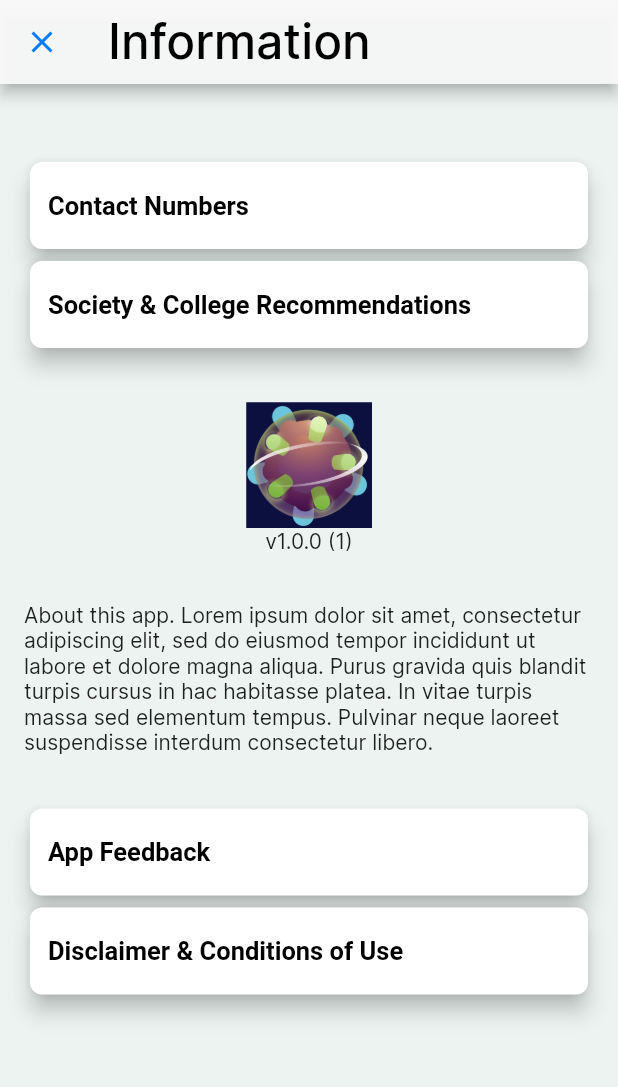
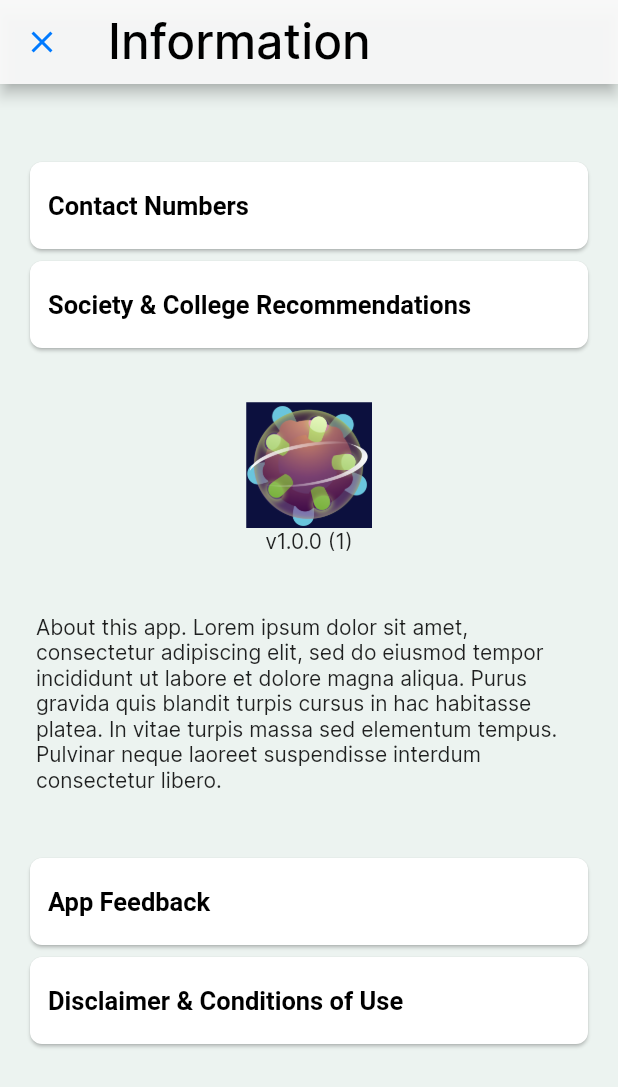
Before and after one commit to Western-Health-Covid19-Collaboration/wh_covid19_app, a Flutter app: the screen it shows after launch, after a tap on the "info outline" icon, on a phone screen of 412 x 824 dp. Shown: the top 1087 px of the screen. Run offline on Flutter 3.47's test engine with Material 2 defaults, Android fonts, the phone set to English and light mode, and no system bars; our stand-ins replace chewie, package_info, video_player; Roboto replaces fonts that are missing (SFProText).

Commit message:
Clean up some UI (padding/spacing/layout)

```diff
--- a/lib/view/home_page.dart
+++ b/lib/view/home_page.dart
@@ -44,6 +44,7 @@ class HomePage extends StatelessWidget {
           ),
           SliverList(
             delegate: SliverChildListDelegate([
+              Container(height: 24),
               CardContainer(
                 title: 'Look After Yourself',
                 cards: staffWelfare,
--- a/lib/view/info_view.dart
+++ b/lib/view/info_view.dart
@@ -8,6 +8,7 @@ class InfoView extends StatelessWidget {
   final title = 'Information';
   static final _cardHeight = 34.0;
   static final _cardColor = Colors.white;
+  static final _cardElevation = 1.0;
 
   static void navigateTo(BuildContext context) {
     Navigator.pushNamed(context, Routes.info);
@@ -18,11 +19,13 @@ class InfoView extends StatelessWidget {
       title: 'Contact Numbers',
       color: _cardColor,
       height: _cardHeight,
+      elevation: _cardElevation,
     ),
     ReusableCard(
       title: 'Society & College Recommendations',
       color: _cardColor,
       height: _cardHeight,
+      elevation: _cardElevation,
     )
   ];
 
@@ -31,11 +34,13 @@ class InfoView extends StatelessWidget {
       title: 'App Feedback',
       color: _cardColor,
       height: _cardHeight,
+      elevation: _cardElevation,
     ),
     ReusableCard(
       title: 'Disclaimer & Conditions of Use',
       color: _cardColor,
       height: _cardHeight,
+      elevation: _cardElevation,
     )
   ];
 
@@ -79,8 +84,11 @@ class InfoView extends StatelessWidget {
       ),
       Center(child: _buildVersionTextWidget()),
       _buildSpacer(),
-      Text(
-          'About this app. Lorem ipsum dolor sit amet, consectetur adipiscing elit, sed do eiusmod tempor incididunt ut labore et dolore magna aliqua. Purus gravida quis blandit turpis cursus in hac habitasse platea. In vitae turpis massa sed elementum tempus. Pulvinar neque laoreet suspendisse interdum consectetur libero.'),
+      Padding(
+        padding: const EdgeInsets.all(8.0),
+        child: Text(
+            'About this app. Lorem ipsum dolor sit amet, consectetur adipiscing elit, sed do eiusmod tempor incididunt ut labore et dolore magna aliqua. Purus gravida quis blandit turpis cursus in hac habitasse platea. In vitae turpis massa sed elementum tempus. Pulvinar neque laoreet suspendisse interdum consectetur libero.'),
+      ),
     ];
   }
 
--- a/lib/widget/card_container.dart
+++ b/lib/widget/card_container.dart
@@ -3,6 +3,9 @@ import 'package:wh_covid19/style.dart';
 import 'package:wh_covid19/widget/reusable_card.dart';
 
 class CardContainer extends StatelessWidget {
+  static const double _outerPadding = 16;
+  static const double _innerPadding = 8;
+
   /// Title for the container
   final String title;
 
@@ -13,19 +16,17 @@ class CardContainer extends StatelessWidget {
 
   @override
   Widget build(BuildContext context) {
-    return Container(
+    return Padding(
+      padding: const EdgeInsets.all(_outerPadding),
       child: Column(
         crossAxisAlignment: CrossAxisAlignment.start,
         mainAxisSize: MainAxisSize.min,
         children: <Widget>[
-          SizedBox(height: 25),
-          Padding(
-            padding: const EdgeInsets.all(16.0),
-            child: Text(
-              title,
-              style: cardContainerTextStyle,
-            ),
+          Text(
+            title,
+            style: cardContainerTextStyle,
           ),
+          _buildVerticalSpacer(),
           cardsLayout(),
         ],
       ),
@@ -37,24 +38,16 @@ class CardContainer extends StatelessWidget {
   Widget cardsLayout() {
     // Transform the card to an expanded
     var expandedCards = cards
-        .map((c) => Expanded(
-              child: c,
-            ))
+        .map((c) => Expanded(child: c))
         .toList();
 
     switch (cards.length) {
       case 2:
         return Row(
           children: <Widget>[
-            SizedBox(
-              width: 16,
-            ),
             expandedCards[0],
-            SizedBox(width: 8),
+            _buildHorizontalSpacer(),
             expandedCards[1],
-            SizedBox(
-              width: 16,
-            ),
           ],
         );
         break;
@@ -63,21 +56,14 @@ class CardContainer extends StatelessWidget {
           mainAxisSize: MainAxisSize.min,
           children: <Widget>[
             Row(children: <Widget>[
-              SizedBox(
-                width: 16,
-              ),
               expandedCards[0],
-              SizedBox(
-                width: 16,
-              ),
             ]),
+            _buildVerticalSpacer(),
             Row(
               children: <Widget>[
-                SizedBox(width: 16,),
                 expandedCards[1],
-                SizedBox(width: 8,),
+                _buildHorizontalSpacer(),
                 expandedCards[2],
-                SizedBox(width: 16,)
               ],
             )
           ],
@@ -89,20 +75,16 @@ class CardContainer extends StatelessWidget {
           children: <Widget>[
             Row(
               children: <Widget>[
-                SizedBox(width: 16,),
                 expandedCards[0],
-                SizedBox(width: 8,),
+                _buildHorizontalSpacer(),
                 expandedCards[1],
-                SizedBox(width: 16,)
               ],
             ),
             Row(
               children: <Widget>[
-                SizedBox(width: 16,),
                 expandedCards[2],
-                SizedBox(width: 8,),
+                _buildHorizontalSpacer(),
                 expandedCards[3],
-                SizedBox(width: 16,)
               ],
             )
           ],
@@ -112,4 +94,8 @@ class CardContainer extends StatelessWidget {
         return Container();
     }
   }
+
+  Widget _buildHorizontalSpacer() => Container(width: _innerPadding);
+
+  Widget _buildVerticalSpacer() => Container(height: _innerPadding);
 }
--- a/lib/widget/reusable_card.dart
+++ b/lib/widget/reusable_card.dart
@@ -17,8 +17,11 @@ class ReusableCard extends StatelessWidget {
   /// Height of card
   final double height;
 
+  /// Elevation of card
+  final double elevation;
+
   ReusableCard({@required this.title, this.description, this.color = Colors
-      .white, this.routeTo, this.height = 84})
+      .white, this.routeTo, this.height = 84, this.elevation = 4})
       : assert(title != null);
 
   @override
@@ -27,7 +30,7 @@ class ReusableCard extends StatelessWidget {
       child: Card(
         //margin: EdgeInsets.fromLTRB(12, 5, 12, 5),
         color: color,
-        elevation: 6,
+        elevation: elevation,
         shape: RoundedRectangleBorder(
             borderRadius: BorderRadius.all(Radius.circular(8))),
         child: Padding(
```
Also changed, not shown: lib/view/ppe/ppe_view.dart (+32 -9 lines).
